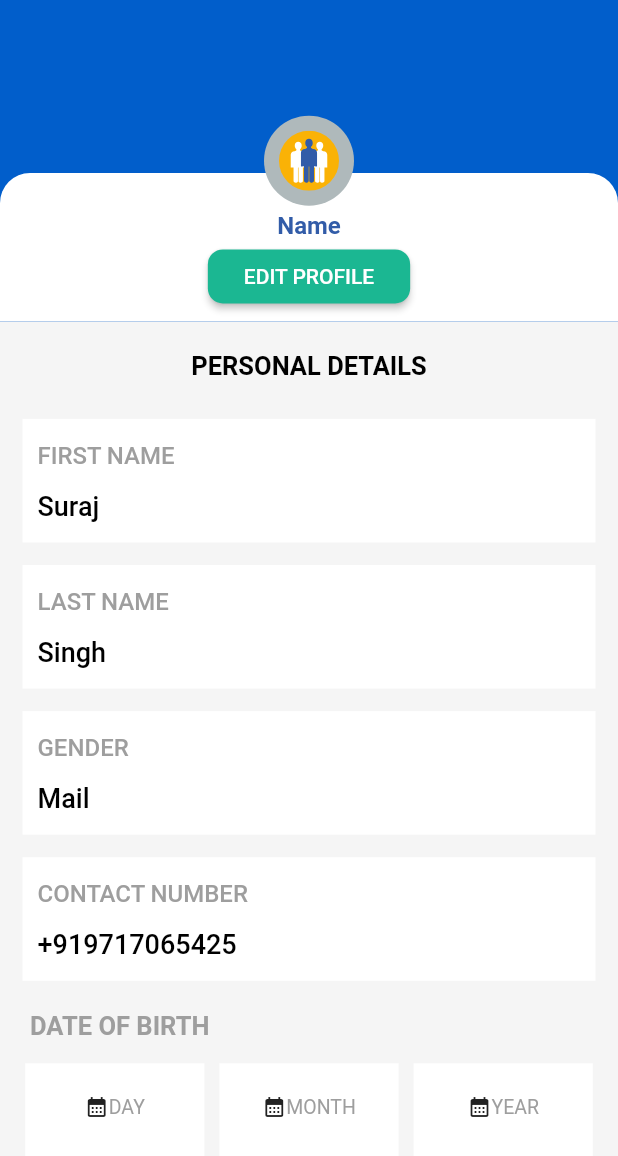
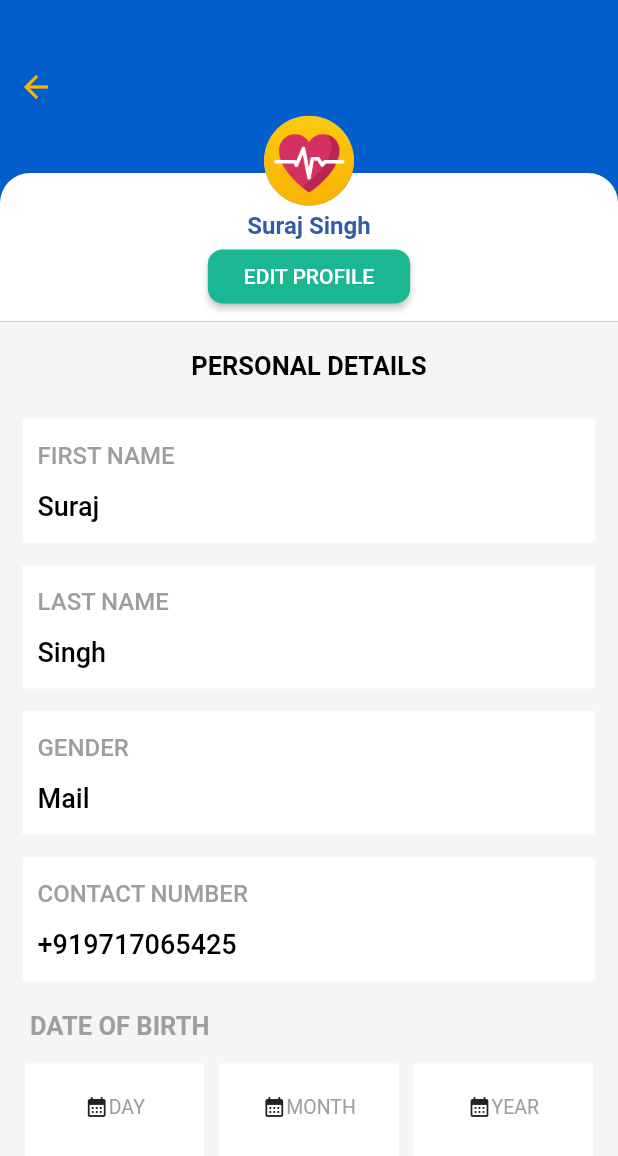
Before and after one commit to SURAJ-SPS/doctor_dashboard_add, a Flutter app: the DoctorProfileScreen screen opened directly, on a phone screen of 412 x 824 dp. Shown: the top 1156 px of the screen. Run offline on Flutter 3.47's test engine with Material 2 defaults, Android fonts, the phone set to English and light mode, and no system bars; our stand-ins replace flutter_svg, image_picker, pin_code_fields.

Commit message:
UI Completed

```diff
--- a/lib/docto_profile_screen.dart
+++ b/lib/docto_profile_screen.dart
@@ -29,9 +29,6 @@ class _DoctorProfileScreenState extends State<DoctorProfileScreen> {
     Size size = MediaQuery.of(context).size;
     return Scaffold(
       backgroundColor: kPrimaryColour,
-      /*appBar: AppBar(
-        backgroundColor: kPrimaryColour,
-      ),*/
       body: ListView(
         padding: const EdgeInsets.all(0),
         children: [
@@ -41,8 +38,16 @@ class _DoctorProfileScreenState extends State<DoctorProfileScreen> {
               Column(
                 children: [
                   Container(
+                    alignment: Alignment.centerLeft,
                     color: kPrimaryColour,
                     height: size.height * .14,
+                    child: IconButton(
+                        padding: const EdgeInsets.all(0),
+                        onPressed: () => Navigator.pop(context),
+                        icon: const Icon(
+                          Icons.arrow_back,
+                          color: kAccentColor,
+                        )),
                   ),
                   Container(
                     padding: const EdgeInsets.only(top: 20),
@@ -56,9 +61,9 @@ class _DoctorProfileScreenState extends State<DoctorProfileScreen> {
                     child: Column(
                       mainAxisAlignment: MainAxisAlignment.center,
                       children: [
-                        const Text(
-                          "Name",
-                          style: TextStyle(
+                        Text(
+                          "${fNameController.text} ${lNameController.text}",
+                          style: const TextStyle(
                             color: kPrimaryColorTint80,
                             fontSize: 16.0,
                             fontFamily: 'RobotoCondensed',
@@ -72,6 +77,12 @@ class _DoctorProfileScreenState extends State<DoctorProfileScreen> {
                               (context),
                               MaterialPageRoute(
                                 builder: (context) => const EditDoctorProfile(),
+                              ),
+                            ).then(
+                              (value) => setState(
+                                () {
+                                  profileImagePath = profileImagePath;
+                                },
                               ),
                             );
                           },
@@ -92,14 +103,12 @@ class _DoctorProfileScreenState extends State<DoctorProfileScreen> {
                 ],
               ),
               CircleAvatar(
-                radius: 30.0,
-                backgroundColor: kGreyColorTint35,
-                child: SvgPicture.asset(
-                  'assets/images/nav_about_bima_icon.svg',
-                  height: 40.0,
-                  width: 40.0,
-                ),
-              ),
+                  radius: 30.0,
+                  backgroundColor: kGreyColorTint35,
+                  backgroundImage: AssetImage(
+                    profileImagePath ??
+                        'assets/images/ic_policy_card_icon_three.png',
+                  )),
             ],
           ),
           Container(
--- a/lib/refrence.dart
+++ b/lib/refrence.dart
@@ -10,3 +10,4 @@ TextEditingController yearNumController = TextEditingController();
 TextEditingController bloodGController = TextEditingController();
 TextEditingController heightController = TextEditingController();
 TextEditingController weightController = TextEditingController();
+String? profileImagePath;
```
Also changed, not shown: lib/core/edit_doctor_profile.dart (+44 -13 lines), 8 other files.
